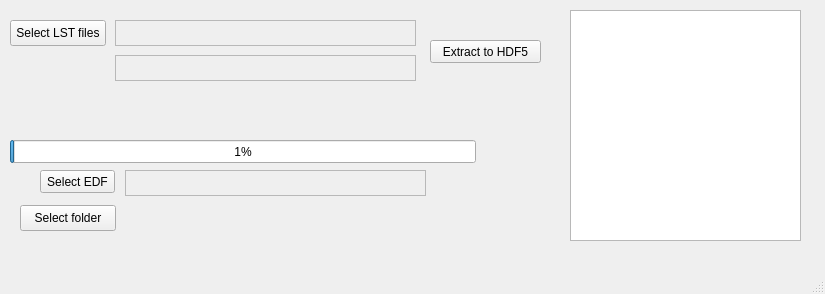
Old version of the form GUI_LSTToHDF5_Vector_2024.ui in the repository LauPICHON/LSTtoHDF5_Vector.
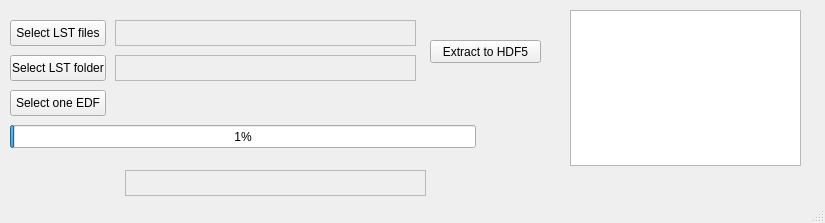
New version of the form.

Diff of the .ui file:
```diff
--- a/GUI_LSTToHDF5_Vector_2024.ui
+++ b/GUI_LSTToHDF5_Vector_2024.ui
@@ -7,7 +7,7 @@
     <x>0</x>
     <y>0</y>
     <width>825</width>
-    <height>294</height>
+    <height>223</height>
    </rect>
   </property>
   <property name="windowTitle">
@@ -87,7 +87,7 @@
       <x>570</x>
       <y>10</y>
       <width>231</width>
-      <height>231</height>
+      <height>156</height>
      </rect>
     </property>
    </widget>
@@ -131,7 +131,7 @@
     <property name="geometry">
      <rect>
       <x>10</x>
-      <y>140</y>
+      <y>125</y>
       <width>466</width>
       <height>23</height>
      </rect>
@@ -143,14 +143,14 @@
    <widget class="QPushButton" name="SelectFile_EDF">
     <property name="geometry">
      <rect>
-      <x>40</x>
-      <y>170</y>
-      <width>75</width>
-      <height>23</height>
+      <x>10</x>
+      <y>90</y>
+      <width>96</width>
+      <height>26</height>
      </rect>
     </property>
     <property name="text">
-     <string>Select EDF</string>
+     <string>Select one EDF</string>
     </property>
    </widget>
    <widget class="QTextEdit" name="textEdit_EDF">
@@ -177,14 +177,14 @@
    <widget class="QPushButton" name="SelectFolder">
     <property name="geometry">
      <rect>
-      <x>20</x>
-      <y>205</y>
+      <x>10</x>
+      <y>55</y>
       <width>96</width>
       <height>26</height>
      </rect>
     </property>
     <property name="text">
-     <string>Select folder</string>
+     <string>Select LST folder</string>
     </property>
    </widget>
    <widget class="QTextEdit" name="Path_LST">
```
Left out of the diff: 2 changed lines with no effect on the pictures.
